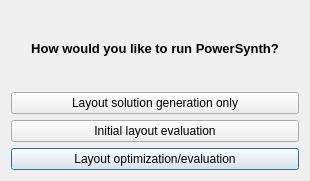
Before: the Qt Designer form qt/ui/runOptions.ui in e3da/PowerSynth2-gui, drawn with Qt 5.
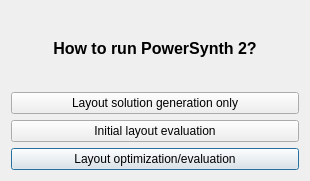
After: the same form once the commit is applied.

```diff
--- a/qt/ui/runOptions.ui
+++ b/qt/ui/runOptions.ui
@@ -17,7 +17,7 @@
    <item>
     <widget class="QLabel" name="label_2">
      <property name="text">
-      <string>&lt;html&gt;&lt;head/&gt;&lt;body&gt;&lt;p align=&quot;center&quot;&gt;&lt;span style=&quot; font-size:10pt; font-weight:600;&quot;&gt;How would you like to run PowerSynth?&lt;/span&gt;&lt;/p&gt;&lt;/body&gt;&lt;/html&gt;</string>
+      <string>&lt;html&gt;&lt;head/&gt;&lt;body&gt;&lt;p align=&quot;center&quot;&gt;&lt;span style=&quot; font-size:12pt; font-weight:600;&quot;&gt;How to run PowerSynth 2?&lt;/span&gt;&lt;/p&gt;&lt;/body&gt;&lt;/html&gt;</string>
      </property>
     </widget>
    </item>
```
